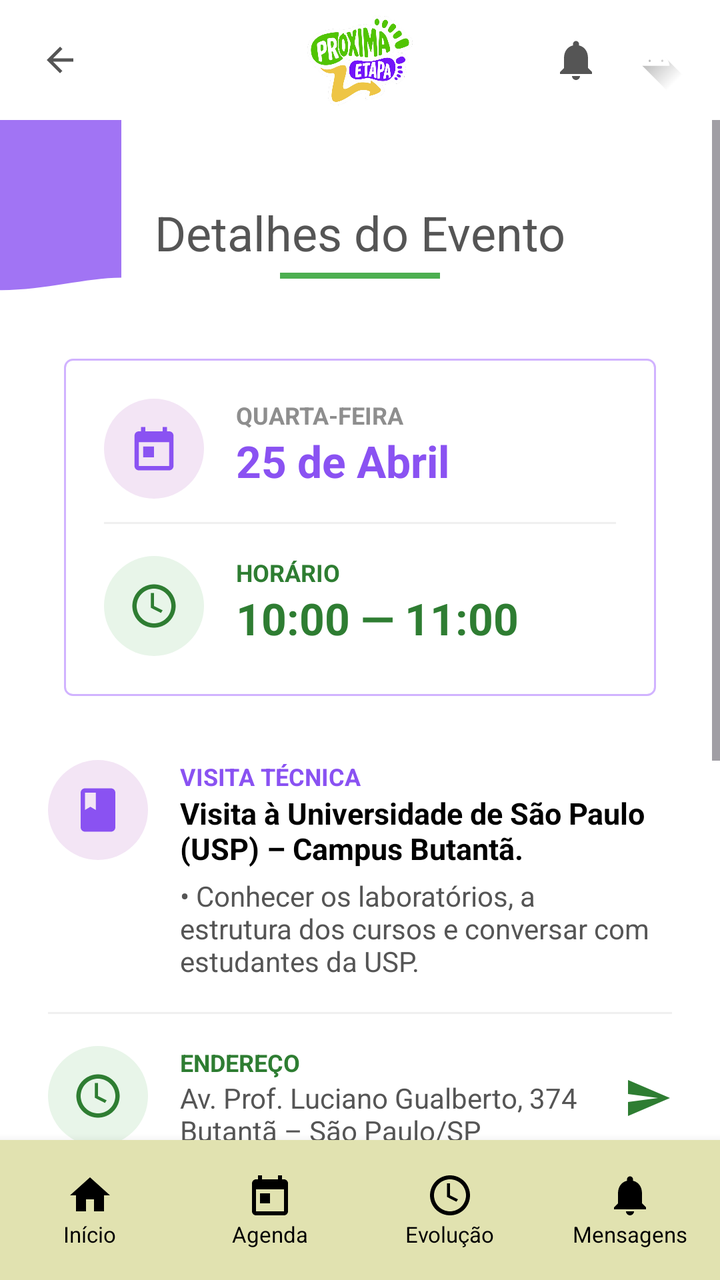
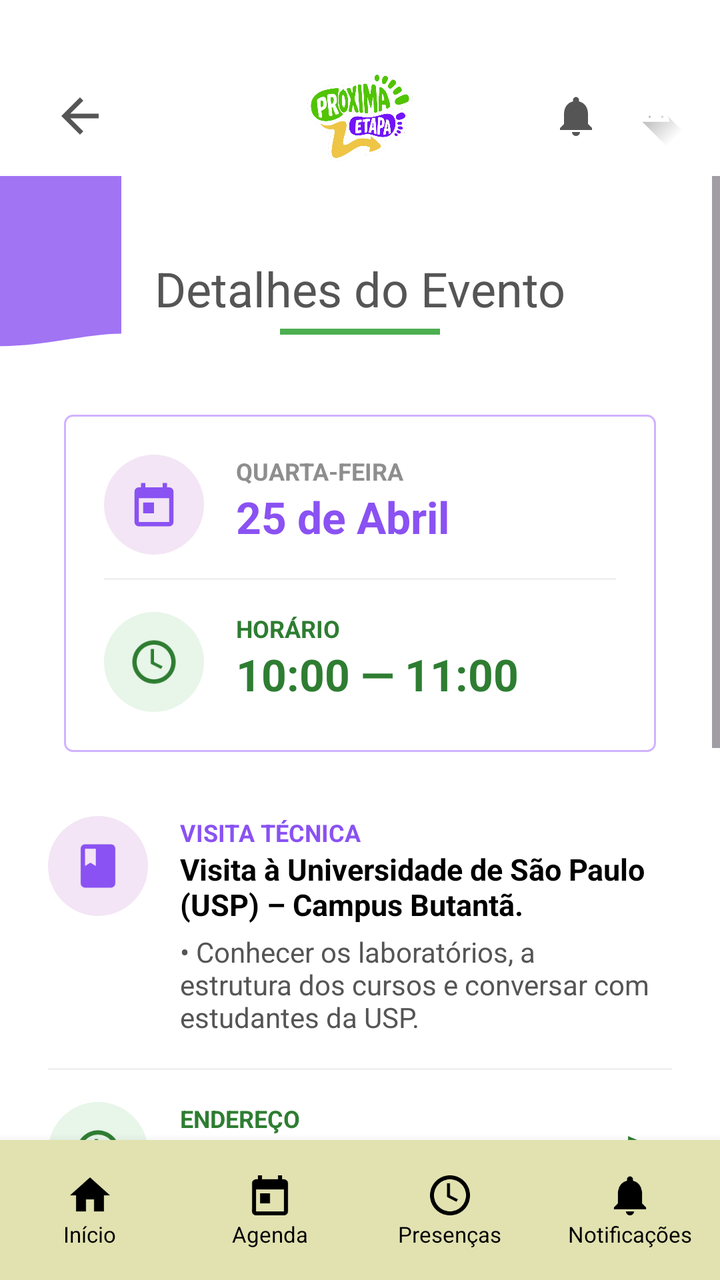

Before-and-after screenshots of an Android layout around one commit, followed by the original layout XML and the change that was made.
<!-- AndroidManifest.xml: application theme Theme.NextStepApp -->
<!-- res/layout/activity_detalhes_evento.xml -->
<?xml version="1.0" encoding="utf-8"?>
<androidx.constraintlayout.widget.ConstraintLayout xmlns:android="http://schemas.android.com/apk/res/android"
    xmlns:app="http://schemas.android.com/apk/res-auto"
    xmlns:tools="http://schemas.android.com/tools"
    android:layout_width="match_parent"
    android:layout_height="match_parent"
    android:background="@color/white"
    tools:context=".ui.DetalhesEventoActivity">

    
    <androidx.constraintlayout.widget.ConstraintLayout
        android:id="@+id/topBar"
        android:layout_width="match_parent"
        android:layout_height="60dp"
        android:paddingHorizontal="16dp"
        app:layout_constraintTop_toTopOf="parent">

        <ImageView
            android:id="@+id/btnBack"
            android:layout_width="28dp"
            android:layout_height="28dp"
            android:padding="4dp"
            android:src="@drawable/ic_back"
            app:layout_constraintBottom_toBottomOf="parent"
            app:layout_constraintStart_toStartOf="parent"
            app:layout_constraintTop_toTopOf="parent"
            app:tint="#555555" />

        <ImageView
            android:id="@+id/logoDetails"
            android:layout_width="110dp"
            android:layout_height="45dp"
            android:src="@drawable/logoproximaetapa"
            app:layout_constraintBottom_toBottomOf="parent"
            app:layout_constraintEnd_toEndOf="parent"
            app:layout_constraintStart_toStartOf="parent"
            app:layout_constraintTop_toTopOf="parent" />

        <ImageView
            android:id="@+id/btnNotification"
            android:layout_width="24dp"
            android:layout_height="24dp"
            android:layout_marginEnd="12dp"
            android:src="@drawable/ic_notifications"
            app:layout_constraintBottom_toBottomOf="parent"
            app:layout_constraintEnd_toStartOf="@id/btnProfile"
            app:layout_constraintTop_toTopOf="parent"
            app:tint="#555555" />

        <ImageView
            android:id="@+id/btnProfile"
            android:layout_width="32dp"
            android:layout_height="32dp"
            android:src="@drawable/ic_launcher_foreground"
            app:layout_constraintBottom_toBottomOf="parent"
            app:layout_constraintEnd_toEndOf="parent"
            app:layout_constraintTop_toTopOf="parent" />
    </androidx.constraintlayout.widget.ConstraintLayout>

    <ScrollView
        android:layout_width="match_parent"
        android:layout_height="0dp"
        android:fillViewport="true"
        app:layout_constraintBottom_toTopOf="@id/bottomNavigation"
        app:layout_constraintTop_toBottomOf="@id/topBar">

        <androidx.constraintlayout.widget.ConstraintLayout
            android:layout_width="match_parent"
            android:layout_height="wrap_content"
            android:paddingBottom="24dp">

            
            <View
                android:layout_width="120dp"
                android:layout_height="120dp"
                android:layout_marginStart="-60dp"
                android:layout_marginTop="-20dp"
                android:background="@drawable/bg_home_header"
                android:alpha="0.8"
                app:layout_constraintStart_toStartOf="parent"
                app:layout_constraintTop_toTopOf="parent" />

            <TextView
                android:id="@+id/tvHeaderTitle"
                android:layout_width="wrap_content"
                android:layout_height="wrap_content"
                android:layout_marginTop="40dp"
                android:text="Detalhes do Evento"
                android:textColor="#555555"
                android:textSize="24sp"
                app:layout_constraintEnd_toEndOf="parent"
                app:layout_constraintStart_toStartOf="parent"
                app:layout_constraintTop_toTopOf="parent" />

            <View
                android:id="@+id/titleUnderline"
                android:layout_width="80dp"
                android:layout_height="3dp"
                android:layout_marginTop="4dp"
                android:background="#4CAF50"
                app:layout_constraintEnd_toEndOf="parent"
                app:layout_constraintStart_toStartOf="parent"
                app:layout_constraintTop_toBottomOf="@id/tvHeaderTitle" />

            
            <androidx.constraintlayout.widget.ConstraintLayout
                android:id="@+id/cardDateTime"
                android:layout_width="match_parent"
                android:layout_height="wrap_content"
                android:layout_marginHorizontal="32dp"
                android:layout_marginTop="40dp"
                android:background="@drawable/bg_event_card"
                android:padding="20dp"
                app:layout_constraintTop_toBottomOf="@id/titleUnderline">

                <ImageView
                    android:id="@+id/icCalendar"
                    android:layout_width="50dp"
                    android:layout_height="50dp"
                    android:background="@drawable/light_purple_circle"
                    android:padding="12dp"
                    android:src="@drawable/ic_calendar"
                    app:layout_constraintStart_toStartOf="parent"
                    app:layout_constraintTop_toTopOf="parent"
                    app:tint="@color/purple_primary" />

                <TextView
                    android:id="@+id/tvDayOfWeek"
                    android:layout_width="wrap_content"
                    android:layout_height="wrap_content"
                    android:layout_marginStart="16dp"
                    android:text="QUARTA-FEIRA"
                    android:textColor="#8E8E8E"
                    android:textSize="12sp"
                    android:textStyle="bold"
                    app:layout_constraintStart_toEndOf="@id/icCalendar"
                    app:layout_constraintTop_toTopOf="@id/icCalendar" />

                <TextView
                    android:id="@+id/tvFullDate"
                    android:layout_width="wrap_content"
                    android:layout_height="wrap_content"
                    android:text="25 de Abril"
                    android:textColor="@color/purple_primary"
                    android:textSize="22sp"
                    android:textStyle="bold"
                    app:layout_constraintStart_toStartOf="@id/tvDayOfWeek"
                    app:layout_constraintTop_toBottomOf="@id/tvDayOfWeek" />

                <View
                    android:id="@+id/cardDivider"
                    android:layout_width="match_parent"
                    android:layout_height="1dp"
                    android:layout_marginTop="16dp"
                    android:background="#F0F0F0"
                    app:layout_constraintTop_toBottomOf="@id/tvFullDate" />

                <ImageView
                    android:id="@+id/icClock"
                    android:layout_width="50dp"
                    android:layout_height="50dp"
                    android:layout_marginTop="16dp"
                    android:background="@drawable/light_green_circle"
                    android:padding="12dp"
                    android:src="@drawable/ic_presence"
                    app:layout_constraintStart_toStartOf="parent"
                    app:layout_constraintTop_toBottomOf="@id/cardDivider"
                    app:tint="#2E7D32" />

                <TextView
                    android:id="@+id/tvTimeLabel"
                    android:layout_width="wrap_content"
                    android:layout_height="wrap_content"
                    android:layout_marginStart="16dp"
                    android:text="HORÁRIO"
                    android:textColor="#2E7D32"
                    android:textSize="12sp"
                    android:textStyle="bold"
                    app:layout_constraintStart_toEndOf="@id/icClock"
                    app:layout_constraintTop_toTopOf="@id/icClock" />

                <TextView
                    android:id="@+id/tvTimeRange"
                    android:layout_width="wrap_content"
                    android:layout_height="wrap_content"
                    android:text="10:00 — 11:00"
                    android:textColor="#2E7D32"
                    android:textSize="22sp"
                    android:textStyle="bold"
                    app:layout_constraintStart_toStartOf="@id/tvTimeLabel"
                    app:layout_constraintTop_toBottomOf="@id/tvTimeLabel" />
            </androidx.constraintlayout.widget.ConstraintLayout>

            
            <androidx.constraintlayout.widget.ConstraintLayout
                android:id="@+id/sectionVisita"
                android:layout_width="match_parent"
                android:layout_height="wrap_content"
                android:layout_marginHorizontal="24dp"
                android:layout_marginTop="32dp"
                app:layout_constraintTop_toBottomOf="@id/cardDateTime">

                <ImageView
                    android:id="@+id/icVisita"
                    android:layout_width="50dp"
                    android:layout_height="50dp"
                    android:background="@drawable/light_purple_circle"
                    android:padding="12dp"
                    android:src="@drawable/ic_courses"
                    app:layout_constraintStart_toStartOf="parent"
                    app:layout_constraintTop_toTopOf="parent"
                    app:tint="@color/purple_primary" />

                <LinearLayout
                    android:layout_width="0dp"
                    android:layout_height="wrap_content"
                    android:layout_marginStart="16dp"
                    android:orientation="vertical"
                    app:layout_constraintEnd_toEndOf="parent"
                    app:layout_constraintStart_toEndOf="@id/icVisita"
                    app:layout_constraintTop_toTopOf="parent">

                    <TextView
                        android:layout_width="wrap_content"
                        android:layout_height="wrap_content"
                        android:text="VISITA TÉCNICA"
                        android:textColor="@color/purple_primary"
                        android:textSize="12sp"
                        android:textStyle="bold" />

                    <TextView
                        android:layout_width="wrap_content"
                        android:layout_height="wrap_content"
                        android:text="Visita à Universidade de São Paulo (USP) – Campus Butantã."
                        android:textColor="@color/black"
                        android:textSize="15sp"
                        android:textStyle="bold" />

                    <TextView
                        android:layout_width="wrap_content"
                        android:layout_height="wrap_content"
                        android:layout_marginTop="4dp"
                        android:text="• Conhecer os laboratórios, a estrutura dos cursos e conversar com estudantes da USP."
                        android:textColor="#555555"
                        android:textSize="14sp" />
                </LinearLayout>
            </androidx.constraintlayout.widget.ConstraintLayout>

            <View
                android:id="@+id/div1"
                android:layout_width="match_parent"
                android:layout_height="1dp"
                android:layout_marginHorizontal="24dp"
                android:layout_marginTop="16dp"
                android:background="#F0F0F0"
                app:layout_constraintTop_toBottomOf="@id/sectionVisita" />

            
            <androidx.constraintlayout.widget.ConstraintLayout
                android:id="@+id/sectionAddress"
                android:layout_width="match_parent"
                android:layout_height="wrap_content"
                android:layout_marginHorizontal="24dp"
                android:layout_marginTop="16dp"
                app:layout_constraintTop_toBottomOf="@id/div1">

                <ImageView
                    android:id="@+id/icPin"
                    android:layout_width="50dp"
                    android:layout_height="50dp"
                    android:background="@drawable/light_green_circle"
                    android:padding="12dp"
                    android:src="@drawable/ic_presence"
                    app:layout_constraintStart_toStartOf="parent"
                    app:layout_constraintTop_toTopOf="parent"
                    app:tint="#2E7D32" />

                <LinearLayout
                    android:layout_width="0dp"
                    android:layout_height="wrap_content"
                    android:layout_marginStart="16dp"
                    android:orientation="vertical"
                    app:layout_constraintBottom_toBottomOf="parent"
                    app:layout_constraintEnd_toStartOf="@id/arrowAddress"
                    app:layout_constraintStart_toEndOf="@id/icPin"
                    app:layout_constraintTop_toTopOf="parent">

                    <TextView
                        android:layout_width="wrap_content"
                        android:layout_height="wrap_content"
                        android:text="ENDEREÇO"
                        android:textColor="#2E7D32"
                        android:textSize="12sp"
                        android:textStyle="bold" />

                    <TextView
                        android:layout_width="wrap_content"
                        android:layout_height="wrap_content"
                        android:text="Av. Prof. Luciano Gualberto, 374\nButantã – São Paulo/SP"
                        android:textColor="#555555"
                        android:textSize="14sp" />
                </LinearLayout>

                <ImageView
                    android:id="@+id/arrowAddress"
                    android:layout_width="24dp"
                    android:layout_height="24dp"
                    android:src="@drawable/ic_send"
                    android:rotation="0"
                    app:layout_constraintBottom_toBottomOf="parent"
                    app:layout_constraintEnd_toEndOf="parent"
                    app:layout_constraintTop_toTopOf="parent"
                    app:tint="#2E7D32" />
            </androidx.constraintlayout.widget.ConstraintLayout>

            <View
                android:id="@+id/div2"
                android:layout_width="match_parent"
                android:layout_height="1dp"
                android:layout_marginHorizontal="24dp"
                android:layout_marginTop="16dp"
                android:background="#F0F0F0"
                app:layout_constraintTop_toBottomOf="@id/sectionAddress" />

            
            <androidx.constraintlayout.widget.ConstraintLayout
                android:id="@+id/sectionBring"
                android:layout_width="match_parent"
                android:layout_height="wrap_content"
                android:layout_marginHorizontal="24dp"
                android:layout_marginTop="16dp"
                app:layout_constraintTop_toBottomOf="@id/div2">

                <ImageView
                    android:id="@+id/icBackpack"
                    android:layout_width="50dp"
                    android:layout_height="50dp"
                    android:background="@drawable/light_yellow_circle"
                    android:padding="12dp"
                    android:src="@drawable/ic_courses"
                    app:layout_constraintStart_toStartOf="parent"
                    app:layout_constraintTop_toTopOf="parent"
                    app:tint="#FBC02D" />

                <LinearLayout
                    android:layout_width="0dp"
                    android:layout_height="wrap_content"
                    android:layout_marginStart="16dp"
                    android:orientation="vertical"
                    app:layout_constraintBottom_toBottomOf="parent"
                    app:layout_constraintEnd_toStartOf="@id/arrowBring"
                    app:layout_constraintStart_toEndOf="@id/icBackpack"
                    app:layout_constraintTop_toTopOf="parent">

                    <TextView
                        android:layout_width="wrap_content"
                        android:layout_height="wrap_content"
                        android:text="O QUE LEVAR"
                        android:textColor="#FBC02D"
                        android:textSize="12sp"
                        android:textStyle="bold" />

                    <TextView
                        android:layout_width="wrap_content"
                        android:layout_height="wrap_content"
                        android:text="• Documento de identidade com foto\n• Caderno e caneta\n• Água e lanche (opcional)"
                        android:textColor="#555555"
                        android:textSize="14sp" />
                </LinearLayout>

                <ImageView
                    android:id="@+id/arrowBring"
                    android:layout_width="24dp"
                    android:layout_height="24dp"
                    android:src="@drawable/ic_send"
                    app:layout_constraintBottom_toBottomOf="parent"
                    app:layout_constraintEnd_toEndOf="parent"
                    app:layout_constraintTop_toTopOf="parent"
                    app:tint="#FBC02D" />
            </androidx.constraintlayout.widget.ConstraintLayout>

            
            <com.google.android.material.button.MaterialButton
                android:id="@+id/btnVerMais"
                android:layout_width="match_parent"
                android:layout_height="56dp"
                android:layout_marginHorizontal="32dp"
                android:layout_marginTop="32dp"
                android:backgroundTint="@color/green_button"
                android:text="VER MAIS INFORMAÇÕES"
                android:textAllCaps="false"
                android:textColor="@color/white"
                android:textSize="16sp"
                app:cornerRadius="28dp"
                app:layout_constraintTop_toBottomOf="@id/sectionBring" />

            <com.google.android.material.button.MaterialButton
                android:id="@+id/btnTirarDuvidas"
                style="@style/Widget.MaterialComponents.Button.OutlinedButton"
                android:layout_width="match_parent"
                android:layout_height="56dp"
                android:layout_marginHorizontal="32dp"
                android:layout_marginTop="12dp"
                android:text="TIRAR DÚVIDAS"
                android:textAllCaps="true"
                android:textColor="@color/purple_primary"
                android:textSize="16sp"
                app:cornerRadius="28dp"
                app:layout_constraintTop_toBottomOf="@id/btnVerMais"
                app:strokeColor="@color/purple_primary"
                app:strokeWidth="2dp" />

        </androidx.constraintlayout.widget.ConstraintLayout>
    </ScrollView>

    
    <LinearLayout
        android:id="@+id/bottomNavigation"
        android:layout_width="match_parent"
        android:layout_height="70dp"
        android:background="#E1E2B0"
        android:elevation="8dp"
        android:orientation="horizontal"
        app:layout_constraintBottom_toBottomOf="parent">

        <LinearLayout
            android:layout_width="0dp"
            android:layout_height="match_parent"
            android:layout_weight="1"
            android:gravity="center"
            android:orientation="vertical">
            <ImageView android:layout_width="24dp" android:layout_height="24dp" android:src="@drawable/ic_home" app:tint="@color/black" />
            <TextView android:layout_width="wrap_content" android:layout_height="wrap_content" android:text="Início" android:textColor="@color/black" android:textSize="11sp" />
        </LinearLayout>

        <LinearLayout
            android:layout_width="0dp"
            android:layout_height="match_parent"
            android:layout_weight="1"
            android:gravity="center"
            android:orientation="vertical">
            <ImageView android:layout_width="24dp" android:layout_height="24dp" android:src="@drawable/ic_calendar" app:tint="@color/black" />
            <TextView android:layout_width="wrap_content" android:layout_height="wrap_content" android:text="Agenda" android:textColor="@color/black" android:textSize="11sp" />
        </LinearLayout>

        <LinearLayout
            android:layout_width="0dp"
            android:layout_height="match_parent"
            android:layout_weight="1"
            android:gravity="center"
            android:orientation="vertical">
            <ImageView android:layout_width="24dp" android:layout_height="24dp" android:src="@drawable/ic_presence" app:tint="@color/black" />
            <TextView android:layout_width="wrap_content" android:layout_height="wrap_content" android:text="Evolução" android:textColor="@color/black" android:textSize="11sp" />
        </LinearLayout>

        <LinearLayout
            android:layout_width="0dp"
            android:layout_height="match_parent"
            android:layout_weight="1"
            android:gravity="center"
            android:orientation="vertical">
            <ImageView android:layout_width="24dp" android:layout_height="24dp" android:src="@drawable/ic_notifications" app:tint="@color/black" />
            <TextView android:layout_width="wrap_content" android:layout_height="wrap_content" android:text="Mensagens" android:textColor="@color/black" android:textSize="11sp" />
        </LinearLayout>
    </LinearLayout>

</androidx.constraintlayout.widget.ConstraintLayout>
<!-- resources referenced by this layout -->
<resources>
  <color name="black">#FF000000</color>
  <color name="green_button">#468266</color>
  <color name="purple_primary">#8A52F2</color>
  <color name="white">#FFFFFFFF</color>
  <!-- drawable bg_event_card (drawable) -->
  <?xml version="1.0" encoding="utf-8"?>
  <shape xmlns:android="http://schemas.android.com/apk/res/android">
      <solid android:color="@color/white" />
      <stroke android:width="1dp" android:color="#D1B3FF" />
      <corners android:radius="4dp" />
  </shape>
  <!-- drawable bg_home_header (drawable) -->
  <?xml version="1.0" encoding="utf-8"?>
  <vector xmlns:android="http://schemas.android.com/apk/res/android"
      android:width="412dp"
      android:height="220dp"
      android:viewportWidth="412"
      android:viewportHeight="220">
      <path
          android:fillColor="@color/purple_primary"
          android:pathData="M0,0 H412 V180 C300,180 150,220 0,150 Z" />
  </vector>
  <!-- drawable ic_back (drawable) -->
  <vector xmlns:android="http://schemas.android.com/apk/res/android"
      android:width="24dp"
      android:height="24dp"
      android:viewportWidth="24"
      android:viewportHeight="24">
      <path
          android:fillColor="#FF000000"
          android:pathData="M20,11H7.83l5.59,-5.59L12,4l-8,8 8,8 1.41,-1.41L7.83,13H20v-2z" />
  </vector>
  <!-- drawable ic_calendar (drawable) -->
  <vector xmlns:android="http://schemas.android.com/apk/res/android"
      android:width="24dp"
      android:height="24dp"
      android:viewportWidth="24"
      android:viewportHeight="24">
      <path
          android:fillColor="#FF000000"
          android:pathData="M19,4H18V2H16V4H8V2H6V4H5C3.89,4 3.01,4.9 3.01,6L3,20C3,21.1 3.89,22 5,22H19C20.1,22 21,21.1 21,20V6C21,4.9 20.1,4 19,4ZM19,20H5V9H19V20ZM7,11H12V16H7V11Z" />
  </vector>
  <!-- drawable ic_courses (drawable) -->
  <vector xmlns:android="http://schemas.android.com/apk/res/android"
      android:width="24dp"
      android:height="24dp"
      android:viewportWidth="24"
      android:viewportHeight="24">
      <path
          android:fillColor="#FF000000"
          android:pathData="M18,2H6C4.9,2 4,2.9 4,4V20C4,21.1 4.9,22 6,22H18C19.1,22 20,21.1 20,20V4C20,2.9 19.1,2 18,2ZM6,4H11V12L8.5,10.5L6,12V4Z" />
  </vector>
  <!-- drawable ic_home (drawable) -->
  <vector xmlns:android="http://schemas.android.com/apk/res/android"
      android:width="24dp"
      android:height="24dp"
      android:viewportWidth="24"
      android:viewportHeight="24">
      <path
          android:fillColor="#FF000000"
          android:pathData="M10,20V14H14V20H19V12H22L12,3L2,12H5V20H10Z" />
  </vector>
  <!-- drawable ic_send (drawable) -->
  <vector xmlns:android="http://schemas.android.com/apk/res/android"
      android:width="24dp"
      android:height="24dp"
      android:viewportWidth="24"
      android:viewportHeight="24">
      <path
          android:fillColor="#FF000000"
          android:pathData="M2.01,21L23,12L2.01,3L2,10L17,12L2,14L2.01,21Z" />
  </vector>
  <!-- drawable light_green_circle (drawable) -->
  <?xml version="1.0" encoding="utf-8"?>
  <shape xmlns:android="http://schemas.android.com/apk/res/android"
      android:shape="oval">
      <solid android:color="#E8F5E9" />
  </shape>
  <!-- drawable light_purple_circle (drawable) -->
  <?xml version="1.0" encoding="utf-8"?>
  <shape xmlns:android="http://schemas.android.com/apk/res/android"
      android:shape="oval">
      <solid android:color="#F3E5F5" />
  </shape>
  <!-- drawable light_yellow_circle (drawable) -->
  <?xml version="1.0" encoding="utf-8"?>
  <shape xmlns:android="http://schemas.android.com/apk/res/android"
      android:shape="oval">
      <solid android:color="#FFF9C4" />
  </shape>
  <style name="Theme.NextStepApp" parent="Base.Theme.NextStepApp" />
  <style name="Base.Theme.NextStepApp" parent="Theme.Material3.DayNight.NoActionBar">
          
          
      </style>
  <!-- unchanged entries left out for length: 4 -->
</resources>

<!-- the commit's change to res/layout/activity_detalhes_evento.xml (unified diff, before → after) -->
@@ -5,6 +5,7 @@
     android:layout_width="match_parent"
     android:layout_height="match_parent"
     android:background="@color/white"
+    android:fitsSystemWindows="true"
     tools:context=".ui.DetalhesEventoActivity">
 
     
@@ -12,14 +13,21 @@
         android:id="@+id/topBar"
         android:layout_width="match_parent"
         android:layout_height="60dp"
+        android:layout_marginTop="28dp"
+        android:elevation="10dp"
         android:paddingHorizontal="16dp"
         app:layout_constraintTop_toTopOf="parent">
 
         <ImageView
             android:id="@+id/btnBack"
-            android:layout_width="28dp"
-            android:layout_height="28dp"
-            android:padding="4dp"
+            android:layout_width="48dp"
+            android:layout_height="48dp"
+            android:contentDescription="Voltar"
+            android:padding="10dp"
+            android:clickable="true"
+            android:focusable="true"
+            android:elevation="12dp"
+            android:background="?attr/selectableItemBackgroundBorderless"
             android:src="@drawable/ic_back"
             app:layout_constraintBottom_toBottomOf="parent"
             app:layout_constraintStart_toStartOf="parent"
@@ -424,9 +432,13 @@
         app:layout_constraintBottom_toBottomOf="parent">
 
         <LinearLayout
+            android:id="@+id/nav_inicio"
             android:layout_width="0dp"
             android:layout_height="match_parent"
             android:layout_weight="1"
+            android:clickable="true"
+            android:focusable="true"
+            android:foreground="?attr/selectableItemBackground"
             android:gravity="center"
             android:orientation="vertical">
             <ImageView android:layout_width="24dp" android:layout_height="24dp" android:src="@drawable/ic_home" app:tint="@color/black" />
@@ -434,9 +446,13 @@
         </LinearLayout>
 
         <LinearLayout
+            android:id="@+id/nav_agenda"
             android:layout_width="0dp"
             android:layout_height="match_parent"
             android:layout_weight="1"
+            android:clickable="true"
+            android:focusable="true"
+            android:foreground="?attr/selectableItemBackground"
             android:gravity="center"
             android:orientation="vertical">
             <ImageView android:layout_width="24dp" android:layout_height="24dp" android:src="@drawable/ic_calendar" app:tint="@color/black" />
@@ -444,23 +460,31 @@
         </LinearLayout>
 
         <LinearLayout
+            android:id="@+id/nav_presencas"
             android:layout_width="0dp"
             android:layout_height="match_parent"
             android:layout_weight="1"
+            android:clickable="true"
+            android:focusable="true"
+            android:foreground="?attr/selectableItemBackground"
             android:gravity="center"
             android:orientation="vertical">
             <ImageView android:layout_width="24dp" android:layout_height="24dp" android:src="@drawable/ic_presence" app:tint="@color/black" />
-            <TextView android:layout_width="wrap_content" android:layout_height="wrap_content" android:text="Evolução" android:textColor="@color/black" android:textSize="11sp" />
+            <TextView android:layout_width="wrap_content" android:layout_height="wrap_content" android:text="Presenças" android:textColor="@color/black" android:textSize="11sp" />
         </LinearLayout>
 
         <LinearLayout
+            android:id="@+id/nav_notificacoes"
             android:layout_width="0dp"
             android:layout_height="match_parent"
             android:layout_weight="1"
+            android:clickable="true"
+            android:focusable="true"
+            android:foreground="?attr/selectableItemBackground"
             android:gravity="center"
             android:orientation="vertical">
             <ImageView android:layout_width="24dp" android:layout_height="24dp" android:src="@drawable/ic_notifications" app:tint="@color/black" />
-            <TextView android:layout_width="wrap_content" android:layout_height="wrap_content" android:text="Mensagens" android:textColor="@color/black" android:textSize="11sp" />
+            <TextView android:layout_width="wrap_content" android:layout_height="wrap_content" android:text="Notificações" android:textColor="@color/black" android:textSize="11sp" />
         </LinearLayout>
     </LinearLayout>
 
